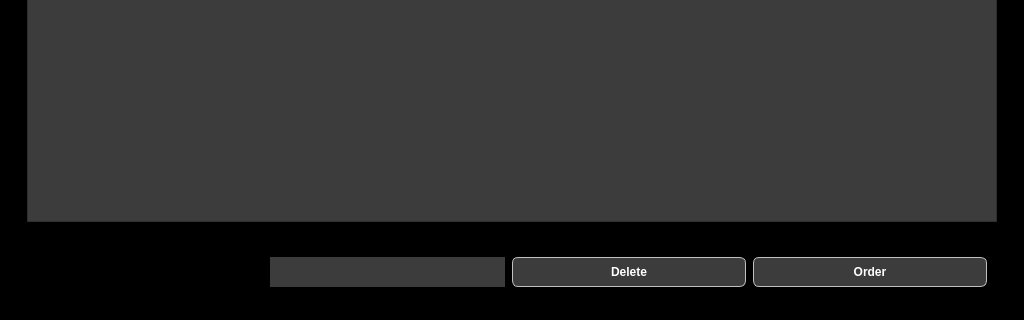
The window that ui.ui (huangchenghan/database_project) describes before a commit, drawn with Qt 5; both pictures show x 0 to 1024 and y 580 to 900 of the 1024 by 900 pixel window.
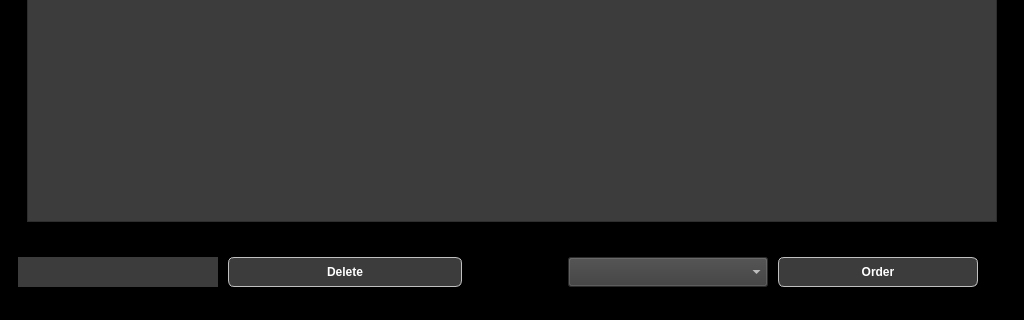
The same window after the commit.

What changed in the file:
```diff
--- a/ui.ui
+++ b/ui.ui
@@ -274,9 +274,9 @@
          <widget class="QPushButton" name="order_pushButton">
           <property name="geometry">
            <rect>
-            <x>735</x>
+            <x>760</x>
             <y>20</y>
-            <width>234</width>
+            <width>200</width>
             <height>30</height>
            </rect>
           </property>
@@ -297,7 +297,7 @@
          <widget class="QPushButton" name="delete_pushButton">
           <property name="geometry">
            <rect>
-            <x>494</x>
+            <x>210</x>
             <y>20</y>
             <width>234</width>
             <height>30</height>
@@ -320,9 +320,9 @@
          <widget class="QLabel" name="delete_label">
           <property name="geometry">
            <rect>
-            <x>252</x>
+            <x>0</x>
             <y>20</y>
-            <width>235</width>
+            <width>200</width>
             <height>30</height>
            </rect>
           </property>
@@ -335,6 +335,21 @@
            <string/>
           </property>
          </widget>
+         <widget class="QComboBox" name="payment_comboBox">
+          <property name="geometry">
+           <rect>
+            <x>550</x>
+            <y>20</y>
+            <width>200</width>
+            <height>30</height>
+           </rect>
+          </property>
+          <property name="styleSheet">
+           <string notr="true">color: rgb(255, 255, 255);
+background-color: rgb(60, 60, 60);
+font: 10pt &quot;Rockwell&quot;; </string>
+          </property>
+         </widget>
         </widget>
        </item>
       </layout>
```
